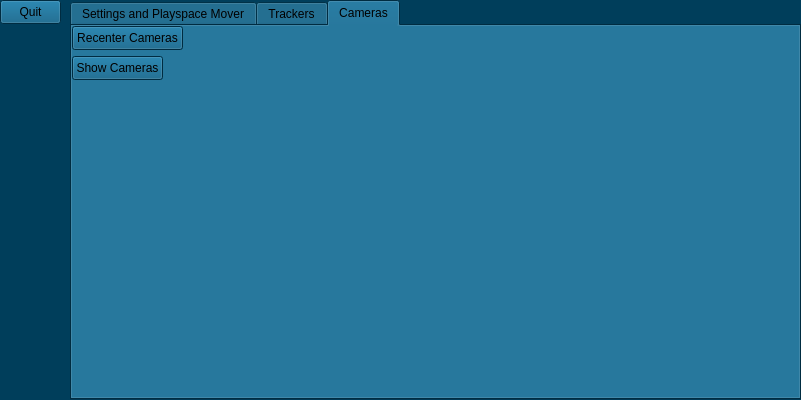
Qt form VR_AI_FBT_Core/DashboardWidget.ui (MasonSakai/VR-AI-Full-Body-Tracking) before a commit.
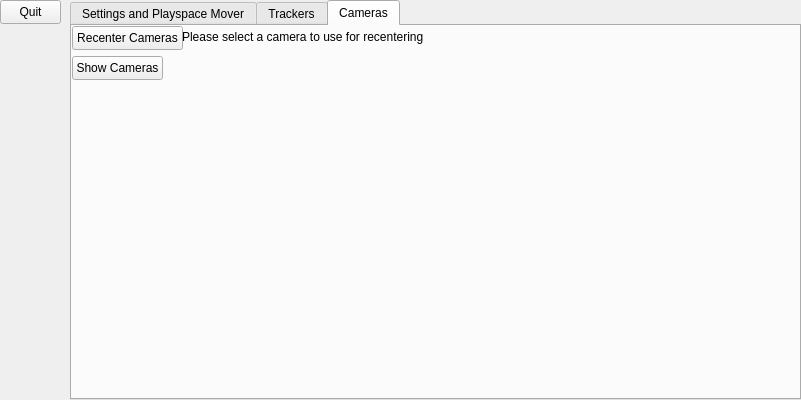
The same form after that commit. The open tabs and pages were chosen to show the change.

The edit to the form file:
```diff
--- a/VR_AI_FBT_Core/DashboardWidget.ui
+++ b/VR_AI_FBT_Core/DashboardWidget.ui
@@ -10,430 +10,6 @@
     <height>400</height>
    </rect>
   </property>
-  <property name="palette">
-   <palette>
-    <active>
-     <colorrole role="WindowText">
-      <brush brushstyle="SolidPattern">
-       <color alpha="255">
-        <red>212</red>
-        <green>212</green>
-        <blue>212</blue>
-       </color>
-      </brush>
-     </colorrole>
-     <colorrole role="Button">
-      <brush brushstyle="SolidPattern">
-       <color alpha="255">
-        <red>0</red>
-        <green>85</green>
-        <blue>127</blue>
-       </color>
-      </brush>
-     </colorrole>
-     <colorrole role="Light">
-      <brush brushstyle="SolidPattern">
-       <color alpha="255">
-        <red>0</red>
-        <green>85</green>
-        <blue>127</blue>
-       </color>
-      </brush>
-     </colorrole>
-     <colorrole role="Midlight">
-      <brush brushstyle="SolidPattern">
-       <color alpha="255">
-        <red>0</red>
-        <green>74</green>
-        <blue>109</blue>
-       </color>
-      </brush>
-     </colorrole>
-     <colorrole role="Dark">
-      <brush brushstyle="SolidPattern">
-       <color alpha="255">
-        <red>0</red>
-        <green>37</green>
-        <blue>54</blue>
-       </color>
-      </brush>
-     </colorrole>
-     <colorrole role="Mid">
-      <brush brushstyle="SolidPattern">
-       <color alpha="255">
-        <red>0</red>
-        <green>37</green>
-        <blue>54</blue>
-       </color>
-      </brush>
-     </colorrole>
-     <colorrole role="Text">
-      <brush brushstyle="SolidPattern">
-       <color alpha="255">
-        <red>212</red>
-        <green>212</green>
-        <blue>212</blue>
-       </color>
-      </brush>
-     </colorrole>
-     <colorrole role="BrightText">
-      <brush brushstyle="SolidPattern">
-       <color alpha="255">
-        <red>212</red>
-        <green>212</green>
-        <blue>212</blue>
-       </color>
-      </brush>
-     </colorrole>
-     <colorrole role="Base">
-      <brush brushstyle="SolidPattern">
-       <color alpha="255">
-        <red>0</red>
-        <green>62</green>
-        <blue>91</blue>
-       </color>
-      </brush>
-     </colorrole>
-     <colorrole role="Window">
-      <brush brushstyle="SolidPattern">
-       <color alpha="255">
-        <red>0</red>
-        <green>62</green>
-        <blue>91</blue>
-       </color>
-      </brush>
-     </colorrole>
-     <colorrole role="Shadow">
-      <brush brushstyle="SolidPattern">
-       <color alpha="255">
-        <red>0</red>
-        <green>36</green>
-        <blue>53</blue>
-       </color>
-      </brush>
-     </colorrole>
-     <colorrole role="HighlightedText">
-      <brush brushstyle="SolidPattern">
-       <color alpha="255">
-        <red>212</red>
-        <green>212</green>
-        <blue>212</blue>
-       </color>
-      </brush>
-     </colorrole>
-     <colorrole role="AlternateBase">
-      <brush brushstyle="SolidPattern">
-       <color alpha="255">
-        <red>0</red>
-        <green>85</green>
-        <blue>127</blue>
-       </color>
-      </brush>
-     </colorrole>
-     <colorrole role="ToolTipBase">
-      <brush brushstyle="SolidPattern">
-       <color alpha="255">
-        <red>0</red>
-        <green>85</green>
-        <blue>255</blue>
-       </color>
-      </brush>
-     </colorrole>
-     <colorrole role="ToolTipText">
-      <brush brushstyle="SolidPattern">
-       <color alpha="255">
-        <red>212</red>
-        <green>212</green>
-        <blue>212</blue>
-       </color>
-      </brush>
-     </colorrole>
-    </active>
-    <inactive>
-     <colorrole role="WindowText">
-      <brush brushstyle="SolidPattern">
-       <color alpha="255">
-        <red>212</red>
-        <green>212</green>
-        <blue>212</blue>
-       </color>
-      </brush>
-     </colorrole>
-     <colorrole role="Button">
-      <brush brushstyle="SolidPattern">
-       <color alpha="255">
-        <red>0</red>
-        <green>85</green>
-        <blue>127</blue>
-       </color>
-      </brush>
-     </colorrole>
-     <colorrole role="Light">
-      <brush brushstyle="SolidPattern">
-       <color alpha="255">
-        <red>0</red>
-        <green>85</green>
-        <blue>127</blue>
-       </color>
-      </brush>
-     </colorrole>
-     <colorrole role="Midlight">
-      <brush brushstyle="SolidPattern">
-       <color alpha="255">
-        <red>0</red>
-        <green>74</green>
-        <blue>109</blue>
-       </color>
-      </brush>
-     </colorrole>
-     <colorrole role="Dark">
-      <brush brushstyle="SolidPattern">
-       <color alpha="255">
-        <red>0</red>
-        <green>37</green>
-        <blue>54</blue>
-       </color>
-      </brush>
-     </colorrole>
-     <colorrole role="Mid">
-      <brush brushstyle="SolidPattern">
-       <color alpha="255">
-        <red>0</red>
-        <green>37</green>
-        <blue>54</blue>
-       </color>
-      </brush>
-     </colorrole>
-     <colorrole role="Text">
-      <brush brushstyle="SolidPattern">
-       <color alpha="255">
-        <red>212</red>
-        <green>212</green>
-        <blue>212</blue>
-       </color>
-      </brush>
-     </colorrole>
-     <colorrole role="BrightText">
-      <brush brushstyle="SolidPattern">
-       <color alpha="255">
-        <red>212</red>
-        <green>212</green>
-        <blue>212</blue>
-       </color>
-      </brush>
-     </colorrole>
-     <colorrole role="Base">
-      <brush brushstyle="SolidPattern">
-       <color alpha="255">
-        <red>0</red>
-        <green>62</green>
-        <blue>91</blue>
-       </color>
-      </brush>
-     </colorrole>
-     <colorrole role="Window">
-      <brush brushstyle="SolidPattern">
-       <color alpha="255">
-        <red>0</red>
-        <green>62</green>
-        <blue>91</blue>
-       </color>
-      </brush>
-     </colorrole>
-     <colorrole role="Shadow">
-      <brush brushstyle="SolidPattern">
-       <color alpha="255">
-        <red>0</red>
-        <green>36</green>
-        <blue>53</blue>
-       </color>
-      </brush>
-     </colorrole>
-     <colorrole role="HighlightedText">
-      <brush brushstyle="SolidPattern">
-       <color alpha="255">
-        <red>212</red>
-        <green>212</green>
-        <blue>212</blue>
-       </color>
-      </brush>
-     </colorrole>
-     <colorrole role="AlternateBase">
-      <brush brushstyle="SolidPattern">
-       <color alpha="255">
-        <red>0</red>
-        <green>85</green>
-        <blue>127</blue>
-       </color>
-      </brush>
-     </colorrole>
-     <colorrole role="ToolTipBase">
-      <brush brushstyle="SolidPattern">
-       <color alpha="255">
-        <red>0</red>
-        <green>85</green>
-        <blue>255</blue>
-       </color>
-      </brush>
-     </colorrole>
-     <colorrole role="ToolTipText">
-      <brush brushstyle="SolidPattern">
-       <color alpha="255">
-        <red>212</red>
-        <green>212</green>
-        <blue>212</blue>
-       </color>
-      </brush>
-     </colorrole>
-    </inactive>
-    <disabled>
-     <colorrole role="WindowText">
-      <brush brushstyle="SolidPattern">
-       <color alpha="255">
-        <red>0</red>
-        <green>37</green>
-        <blue>54</blue>
-       </color>
-      </brush>
-     </colorrole>
-     <colorrole role="Button">
-      <brush brushstyle="SolidPattern">
-       <color alpha="255">
-        <red>0</red>
-        <green>85</green>
-        <blue>127</blue>
-       </color>
-      </brush>
-     </colorrole>
-     <colorrole role="Light">
-      <brush brushstyle="SolidPattern">
-       <color alpha="255">
-        <red>0</red>
-        <green>85</green>
-        <blue>127</blue>
-       </color>
-      </brush>
-     </colorrole>
-     <colorrole role="Midlight">
-      <brush brushstyle="SolidPattern">
-       <color alpha="255">
-        <red>0</red>
-        <green>74</green>
-        <blue>109</blue>
-       </color>
-      </brush>
-     </colorrole>
-     <colorrole role="Dark">
-      <brush brushstyle="SolidPattern">
-       <color alpha="255">
-        <red>0</red>
-        <green>37</green>
-        <blue>54</blue>
-       </color>
-      </brush>
-     </colorrole>
-     <colorrole role="Mid">
-      <brush brushstyle="SolidPattern">
-       <color alpha="255">
-        <red>0</red>
-        <green>37</green>
-        <blue>54</blue>
-       </color>
-      </brush>
-     </colorrole>
-     <colorrole role="Text">
-      <brush brushstyle="SolidPattern">
-       <color alpha="255">
-        <red>177</red>
-        <green>177</green>
-        <blue>177</blue>
-       </color>
-      </brush>
-     </colorrole>
-     <colorrole role="BrightText">
-      <brush brushstyle="SolidPattern">
-       <color alpha="255">
-        <red>212</red>
-        <green>212</green>
-        <blue>212</blue>
-       </color>
-      </brush>
-     </colorrole>
-     <colorrole role="ButtonText">
-      <brush brushstyle="SolidPattern">
-       <color alpha="255">
-        <red>0</red>
-        <green>37</green>
-        <blue>54</blue>
-       </color>
-      </brush>
-     </colorrole>
-     <colorrole role="Base">
-      <brush brushstyle="SolidPattern">
-       <color alpha="255">
-        <red>0</red>
-        <green>62</green>
-        <blue>91</blue>
-       </color>
-      </brush>
-     </colorrole>
-     <colorrole role="Window">
-      <brush brushstyle="SolidPattern">
-       <color alpha="255">
-        <red>0</red>
-        <green>62</green>
-        <blue>91</blue>
-       </color>
-      </brush>
-     </colorrole>
-     <colorrole role="Shadow">
-      <brush brushstyle="SolidPattern">
-       <color alpha="255">
-        <red>0</red>
-        <green>36</green>
-        <blue>53</blue>
-       </color>
-      </brush>
-     </colorrole>
-     <colorrole role="HighlightedText">
-      <brush brushstyle="SolidPattern">
-       <color alpha="255">
-        <red>212</red>
-        <green>212</green>
-        <blue>212</blue>
-       </color>
-      </brush>
-     </colorrole>
-     <colorrole role="AlternateBase">
-      <brush brushstyle="SolidPattern">
-       <color alpha="255">
-        <red>0</red>
-        <green>85</green>
-        <blue>127</blue>
-       </color>
-      </brush>
-     </colorrole>
-     <colorrole role="ToolTipBase">
-      <brush brushstyle="SolidPattern">
-       <color alpha="255">
-        <red>0</red>
-        <green>85</green>
-        <blue>255</blue>
-       </color>
-      </brush>
-     </colorrole>
-     <colorrole role="ToolTipText">
-      <brush brushstyle="SolidPattern">
-       <color alpha="255">
-        <red>212</red>
-        <green>212</green>
-        <blue>212</blue>
-       </color>
-      </brush>
-     </colorrole>
-    </disabled>
-   </palette>
-  </property>
   <property name="windowTitle">
    <string>AI FBT Dashboard</string>
   </property>
@@ -449,33 +25,6 @@
      <height>400</height>
     </rect>
    </property>
-   <property name="palette">
-    <palette>
-     <active>
-      <colorrole role="WindowText">
-       <brush brushstyle="SolidPattern">
-        <color alpha="255">
-         <red>0</red>
-         <green>0</green>
-         <blue>0</blue>
-        </color>
-       </brush>
-      </colorrole>
-     </active>
-     <inactive>
-      <colorrole role="WindowText">
-       <brush brushstyle="SolidPattern">
-        <color alpha="255">
-         <red>0</red>
-         <green>0</green>
-         <blue>0</blue>
-        </color>
-       </brush>
-      </colorrole>
-     </inactive>
-     <disabled/>
-    </palette>
-   </property>
    <property name="styleSheet">
     <string notr="true"/>
    </property>
@@ -1068,88 +617,6 @@
     </widget>
    </widget>
    <widget class="QWidget" name="tabCamera">
-    <property name="palette">
-     <palette>
-      <active>
-       <colorrole role="WindowText">
-        <brush brushstyle="SolidPattern">
-         <color alpha="255">
-          <red>212</red>
-          <green>212</green>
-          <blue>212</blue>
-         </color>
-        </brush>
-       </colorrole>
-       <colorrole role="Base">
-        <brush brushstyle="SolidPattern">
-         <color alpha="255">
-          <red>0</red>
-          <green>62</green>
-          <blue>91</blue>
-         </color>
-        </brush>
-       </colorrole>
-       <colorrole role="Window">
-        <brush brushstyle="SolidPattern">
-         <color alpha="255">
-          <red>0</red>
-          <green>62</green>
-          <blue>91</blue>
-         </color>
-        </brush>
-       </colorrole>
-      </active>
-      <inactive>
-       <colorrole role="WindowText">
-        <brush brushstyle="SolidPattern">
-         <color alpha="255">
-          <red>212</red>
-          <green>212</green>
-          <blue>212</blue>
-         </color>
-        </brush>
-       </colorrole>
-       <colorrole role="Base">
-        <brush brushstyle="SolidPattern">
-         <color alpha="255">
-          <red>0</red>
-          <green>62</green>
-          <blue>91</blue>
-         </color>
-        </brush>
-       </colorrole>
-       <colorrole role="Window">
-        <brush brushstyle="SolidPattern">
-         <color alpha="255">
-          <red>0</red>
-          <green>62</green>
-          <blue>91</blue>
-         </color>
-        </brush>
-       </colorrole>
-      </inactive>
-      <disabled>
-       <colorrole role="Base">
-        <brush brushstyle="SolidPattern">
-         <color alpha="255">
-          <red>0</red>
-          <green>62</green>
-          <blue>91</blue>
-         </color>
-        </brush>
-       </colorrole>
-       <colorrole role="Window">
-        <brush brushstyle="SolidPattern">
-         <color alpha="255">
-          <red>0</red>
-          <green>62</green>
-          <blue>91</blue>
-         </color>
-        </brush>
-       </colorrole>
-      </disabled>
-     </palette>
-    </property>
     <attribute name="title">
      <string>Cameras</string>
     </attribute>
@@ -1197,6 +664,19 @@
       <string>Show Cameras</string>
      </property>
     </widget>
+    <widget class="QLabel" name="lblRecenter">
+     <property name="geometry">
+      <rect>
+       <x>110</x>
+       <y>0</y>
+       <width>331</width>
+       <height>21</height>
+      </rect>
+     </property>
+     <property name="text">
+      <string>Please select a camera to use for recentering</string>
+     </property>
+    </widget>
    </widget>
   </widget>
   <widget class="QPushButton" name="btnQuit">
```
Left out of the diff: 168 changed lines with no effect on the pictures.
